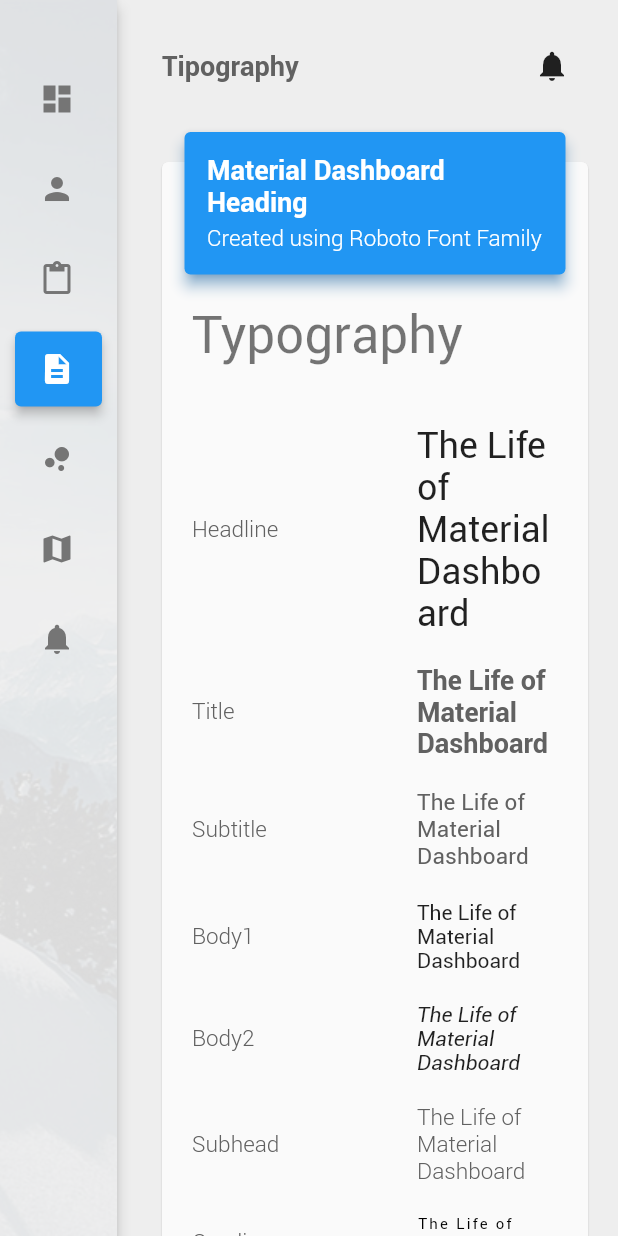
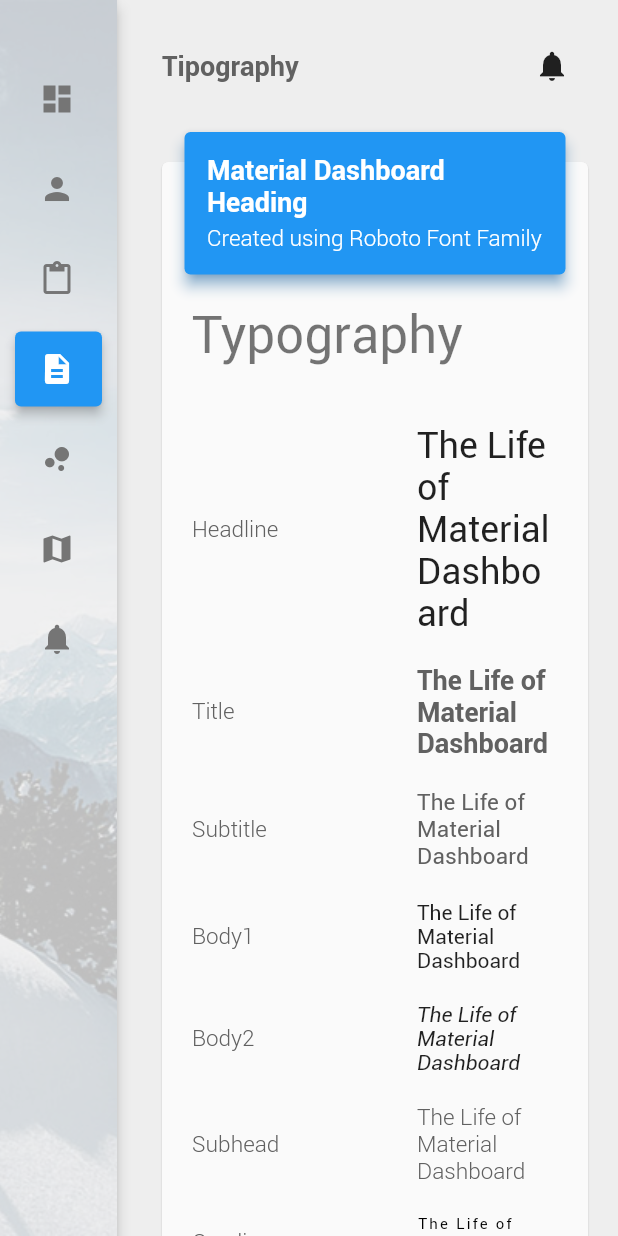
Before and after one commit to RafaelBarbosatec/CanaryAdminFlutter, a Flutter app: the screen it shows after launch, after a tap on the "person" icon, after a tap on the "description" icon, on a phone screen of 412 x 824 dp. Run offline on Flutter 3.47's test engine with Material 2 defaults, Android fonts, the phone set to English and light mode, and no system bars.

Commit message:
ajustes menu

```diff
--- a/lib/BaseHome.dart
+++ b/lib/BaseHome.dart
@@ -56,7 +56,6 @@
 
   Widget _buildContent() {
     return ListView(
-      physics: BouncingScrollPhysics(),
       padding: EdgeInsets.only(right: Dimens.margin_default),
       children: <Widget>[
         _buildHeader(),
--- a/lib/components/sidebar/MenuHome.dart
+++ b/lib/components/sidebar/MenuHome.dart
@@ -43,16 +43,19 @@
           children: <Widget>[
             Center(
               child: Container(
+                color: Theme.of(context).backgroundColor,
                 width: double.maxFinite,
                 height: double.maxFinite,
-                child: Image.asset(
-                  'assets/bg_sidebar.jpg',
-                  fit: BoxFit.cover,
+                child: Opacity(
+                  opacity: 0.2,
+                  child: Image.asset(
+                    'assets/bg_sidebar.jpg',
+                    fit: BoxFit.cover,
+                  ),
                 ),
               ),
             ),
             Container(
-              color: Theme.of(context).backgroundColor.withAlpha(235),
               padding: EdgeInsets.all(10.0),
               child: ListView(
                 padding: EdgeInsets.all(0.0),
--- a/lib/pages/Tipography.dart
+++ b/lib/pages/Tipography.dart
@@ -54,8 +54,8 @@
         _buildExample("Overline","The Life of Material Dashboard",Theme.of(context).textTheme.overline),
         _buildExample("Display1","The Life of Material Dashboard",Theme.of(context).textTheme.display1),
         _buildExample("Display2","The Life of Material Dashboard",Theme.of(context).textTheme.display2),
-        _buildExample("Display3","The Life of Material Dashboard",Theme.of(context).textTheme.display3),
-        _buildExample("Display4","The Life of Material Dashboard",Theme.of(context).textTheme.display4),
+       // _buildExample("Display3","The Life of Material Dashboard",Theme.of(context).textTheme.display3),
+       // _buildExample("Display4","The Life of Material Dashboard",Theme.of(context).textTheme.display4),
       ],
     );
   }
```
